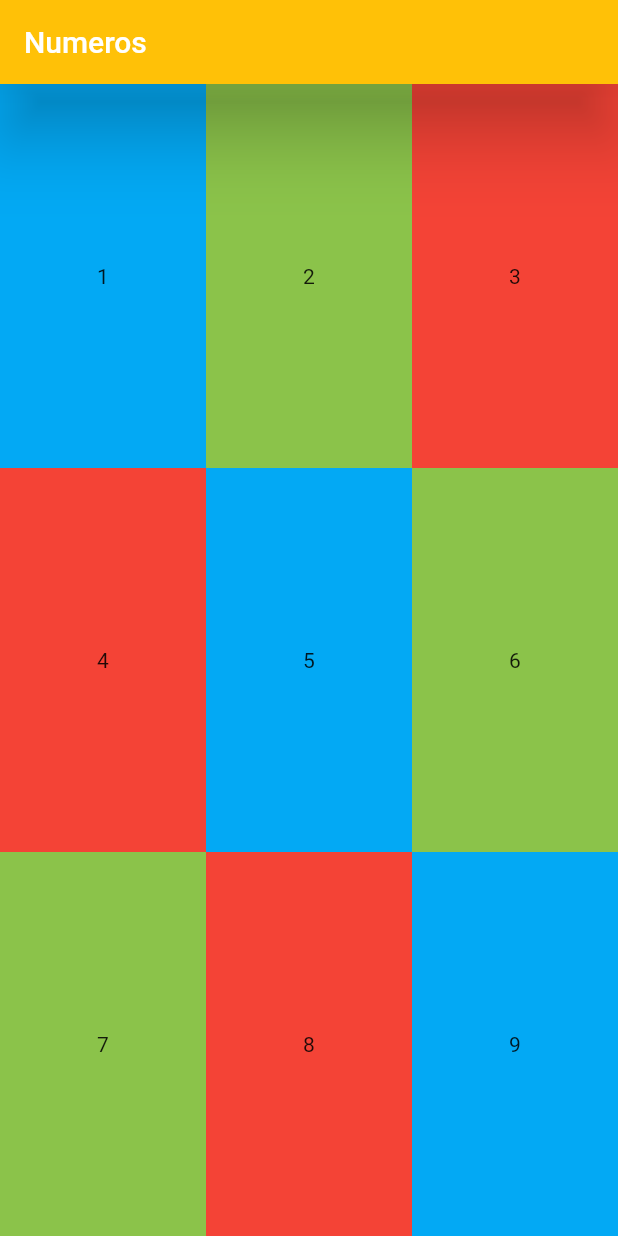
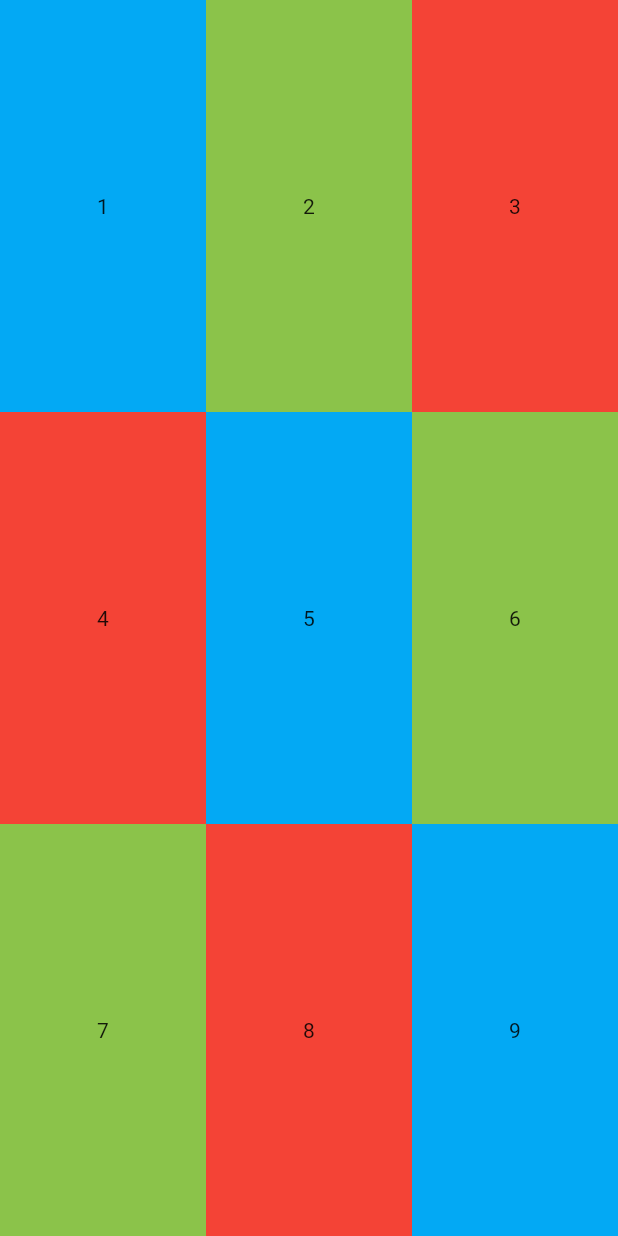
Before and after one commit to asanchezzdam1/22-23_PMDM_Flutter, a Flutter app: the RowColMQScreen screen opened directly, on a phone screen of 412 x 824 dp. Run offline on Flutter 3.47's test engine with Material 2 defaults, Android fonts, the phone set to English and light mode, and no system bars.

Commit message:
Page View con AppBar comun. Problemas en Media Query

```diff
--- a/eco_sharing/lib/Screens/1_counter_stateless_screen.dart
+++ b/eco_sharing/lib/Screens/1_counter_stateless_screen.dart
@@ -22,10 +22,6 @@ class CounterStatelessScreen extends StatelessWidget {
 
     return Scaffold(
         backgroundColor: Colors.indigo,
-        appBar: AppBar(
-          backgroundColor: Colors.indigoAccent,
-          title: const Text('Eco Sharing'),
-        ),
         body: miElementoCentrado,
         floatingActionButton: FloatingActionButton(
           onPressed: (() {
--- a/eco_sharing/lib/Screens/2_counter_stateful_screen.dart
+++ b/eco_sharing/lib/Screens/2_counter_stateful_screen.dart
@@ -42,10 +42,6 @@ class _CounterScreenState extends State<StatefulWidget> {
 
     return Scaffold(
         backgroundColor: Colors.indigo,
-        appBar: AppBar(
-          backgroundColor: Colors.indigoAccent,
-          title: const Text('Eco Sharing'),
-        ),
         body: miElementoCentrado,
         floatingActionButton: CustomFloatingActions(
           increaseFn: increase,
--- a/eco_sharing/lib/Screens/3_row_col_MQ_screen.dart
+++ b/eco_sharing/lib/Screens/3_row_col_MQ_screen.dart
@@ -5,18 +5,9 @@ class RowColMQScreen extends StatelessWidget {
 
   @override
   Widget build(BuildContext context) {
-    AppBar appBar = AppBar(
-      title: const Text('Numeros'),
-      backgroundColor: Colors.amber,
-      elevation: 20,
-      shadowColor: Colors.black,
-    );
-
-    double tamano =
-        (MediaQuery.of(context).size.height - appBar.preferredSize.height) / 3;
+    double tamano = (MediaQuery.of(context).size.height) / 3;
 
     return Scaffold(
-      appBar: appBar,
       body: Column(children: [
         Row(children: [
           creaBloque(color: Colors.lightBlue, text: '1', height: tamano),
--- a/eco_sharing/lib/Screens/3_row_col_screen.dart
+++ b/eco_sharing/lib/Screens/3_row_col_screen.dart
@@ -6,12 +6,6 @@ class RowColScreen extends StatelessWidget {
   @override
   Widget build(BuildContext context) {
     return Scaffold(
-      appBar: AppBar(
-        title: const Text('Numeros'),
-        backgroundColor: Colors.amber,
-        elevation: 20,
-        shadowColor: Colors.black,
-      ),
       body: Column(children: [
         Expanded(
           child: Row(children: [
--- a/eco_sharing/lib/main.dart
+++ b/eco_sharing/lib/main.dart
@@ -1,4 +1,5 @@
 import 'package:eco_sharing/Screens/3_row_col_MQ_screen.dart';
+import 'package:eco_sharing/Screens/4_page_view_screen.dart';
 import 'package:flutter/material.dart';
 
 void main() {
@@ -12,7 +13,7 @@ class EcoSharing extends StatelessWidget {
   Widget build(BuildContext context) {
     return const MaterialApp(
       debugShowCheckedModeBanner: false,
-      home: RowColMQScreen(),
+      home: PageViewScreen(),
     );
   }
 }
```
Also changed, not shown: eco_sharing/lib/Screens/4_page_view_screen.dart (added, +29 -0 lines).
